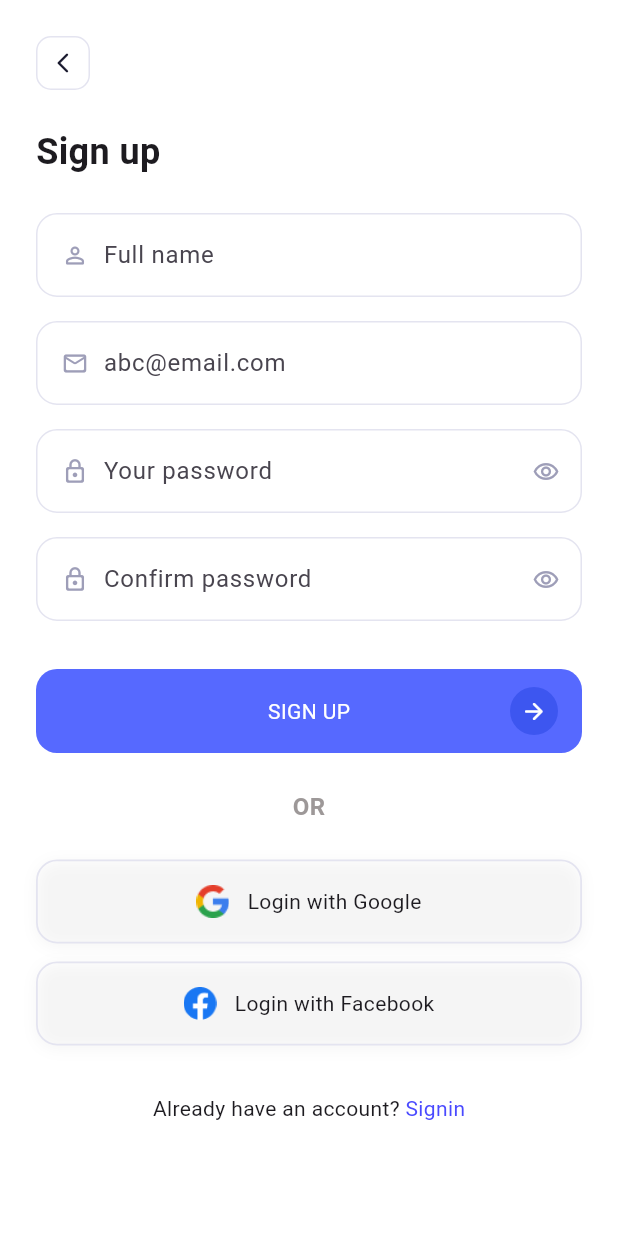
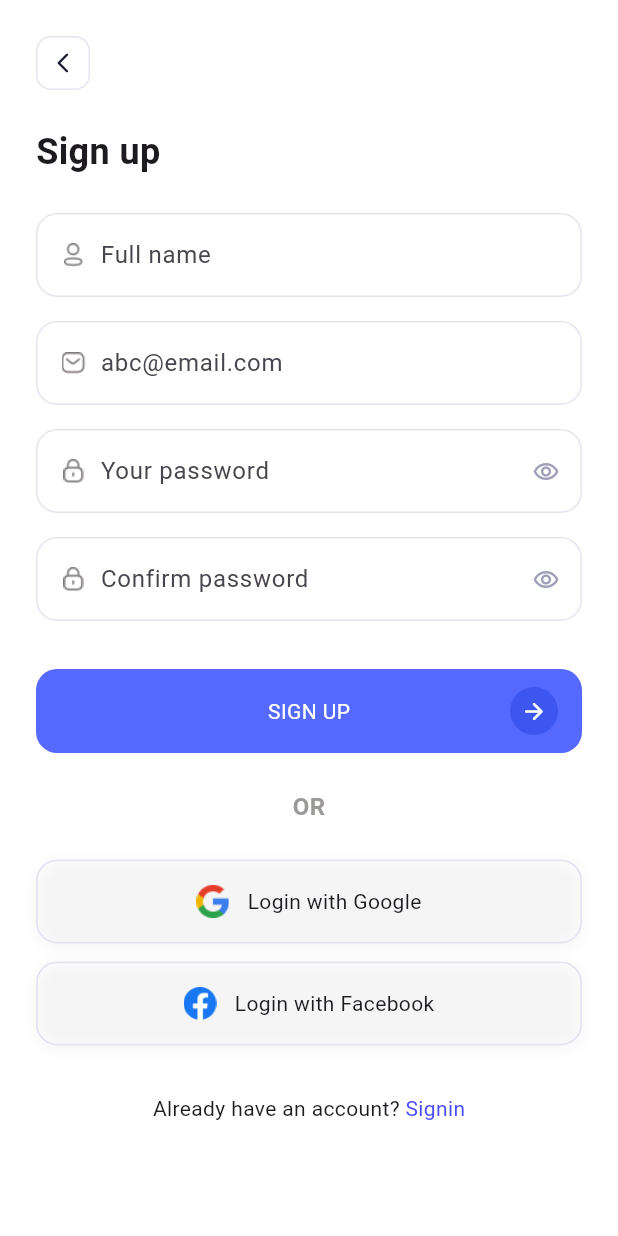
Before and after one commit to MohamedAliShaltoot/Flutter_ITI_Project, a Flutter app: the SignUpScreen screen opened directly, after a tap on "SIGN UP", after a tap on "Sign up", on a phone screen of 412 x 824 dp. Run offline on Flutter 3.47's test engine with Material 3 defaults, Android fonts, the phone set to English and light mode, and no system bars.

Commit message:
update old icon for textFields

```diff
--- a/lib/screens/AuthScreens/AuthWidgets/authTextField.dart
+++ b/lib/screens/AuthScreens/AuthWidgets/authTextField.dart
@@ -1,23 +1,26 @@
 import 'package:flutter/material.dart';
 import '../../../core/constants/appSpacing.dart';
 import '../../../core/constants/app_Colors.dart';
+import '../../../core/constants/imageAssets.dart';
 
 class AuthTextField extends StatefulWidget {
   final String hint;
-  final IconData leadingIcon;
+  //final IconData leadingIcon;
   final bool isPassword;
   final TextEditingController? controller;
   final TextInputType keyboardType;
   final TextInputAction textInputAction;
+  final String? image;
 
   const AuthTextField({
     super.key,
     required this.hint,
-    required this.leadingIcon,
+   // required this.leadingIcon,
     this.isPassword = false,
     this.controller,
     this.keyboardType = TextInputType.text,
     this.textInputAction = TextInputAction.next,
+    this.image,
   });
 
   @override
@@ -46,12 +49,13 @@ class _AuthTextFieldState extends State<AuthTextField> {
         child: Row(
           children: [
             const SizedBox(width: 16),
-            Icon(
-              widget.leadingIcon,
-              size: 18,
-              color:
-                  _hasFocus ? AppColors.primaryColor : AppColors.textSecondary,
-            ),
+            // Icon(
+            //   widget.leadingIcon,
+            //   size: 18,
+            //   color:
+            //       _hasFocus ? AppColors.primaryColor : AppColors.textSecondary,
+            // ),
+            Image.asset(widget.image ?? "",width: 16,height: 16),
             const SizedBox(width: 10),
             Expanded(
               child: TextField(
--- a/lib/screens/AuthScreens/signInScreen/signInScreen.dart
+++ b/lib/screens/AuthScreens/signInScreen/signInScreen.dart
@@ -61,14 +61,14 @@ class _SignInScreenState extends State<SignInScreen> {
 
               AuthTextField(
                 hint: 'abc@email.com',
-                leadingIcon: Icons.mail_outline_rounded,
+                image: ImageAssets.emailImage,
                 controller: _emailCtrl,
                 keyboardType: TextInputType.emailAddress,
               ),
               const SizedBox(height: AppSpacing.gapMd),
               AuthTextField(
                 hint: 'Your password',
-                leadingIcon: Icons.lock_outline_rounded,
+                image: ImageAssets.lockImage,
                 isPassword: true,
                 controller: _passwordCtrl,
                 textInputAction: TextInputAction.done,
--- a/lib/screens/AuthScreens/signUpScreen/signUpScreen.dart
+++ b/lib/screens/AuthScreens/signUpScreen/signUpScreen.dart
@@ -1,6 +1,7 @@
 import 'package:flutter/material.dart';
 import '../../../core/constants/appSpacing.dart';
 import '../../../core/constants/app_Colors.dart';
+import '../../../core/constants/imageAssets.dart';
 import '../AuthWidgets/authFooterRow.dart';
 import '../AuthWidgets/authTextField.dart';
 import '../AuthWidgets/customSocialLogo.dart';
@@ -68,28 +69,28 @@ class _SignUpScreenState extends State<SignUpScreen> {
 
               AuthTextField(
                 hint: 'Full name',
-                leadingIcon: Icons.person_outline_rounded,
+               image: ImageAssets.profileImage,
                 controller: _nameCtrl,
                 keyboardType: TextInputType.name,
               ),
               const SizedBox(height: AppSpacing.gapMd),
               AuthTextField(
                 hint: 'abc@email.com',
-                leadingIcon: Icons.mail_outline_rounded,
+               image: ImageAssets.emailImage,
                 controller: _emailCtrl,
                 keyboardType: TextInputType.emailAddress,
               ),
               const SizedBox(height: AppSpacing.gapMd),
               AuthTextField(
                 hint: 'Your password',
-                leadingIcon: Icons.lock_outline_rounded,
+                image: ImageAssets.lockImage,
                 isPassword: true,
                 controller: _passwordCtrl,
               ),
               const SizedBox(height: AppSpacing.gapMd),
               AuthTextField(
                 hint: 'Confirm password',
-                leadingIcon: Icons.lock_outline_rounded,
+                image: ImageAssets.lockImage,
                 isPassword: true,
                 controller: _confirmCtrl,
                 textInputAction: TextInputAction.done,
```
